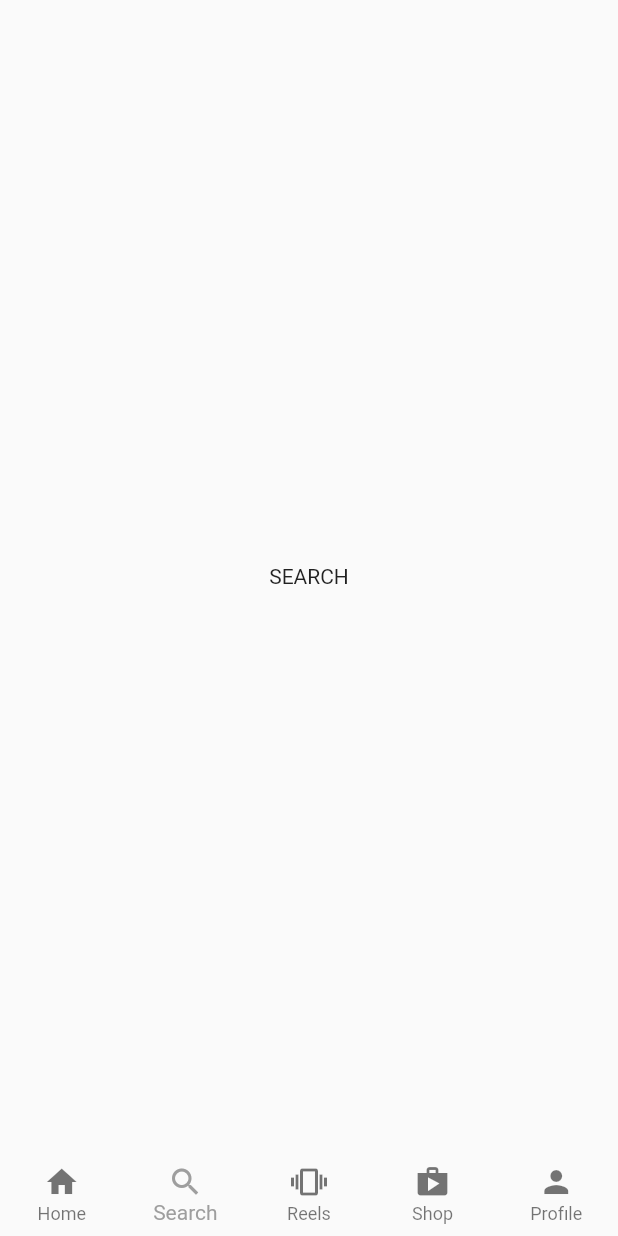
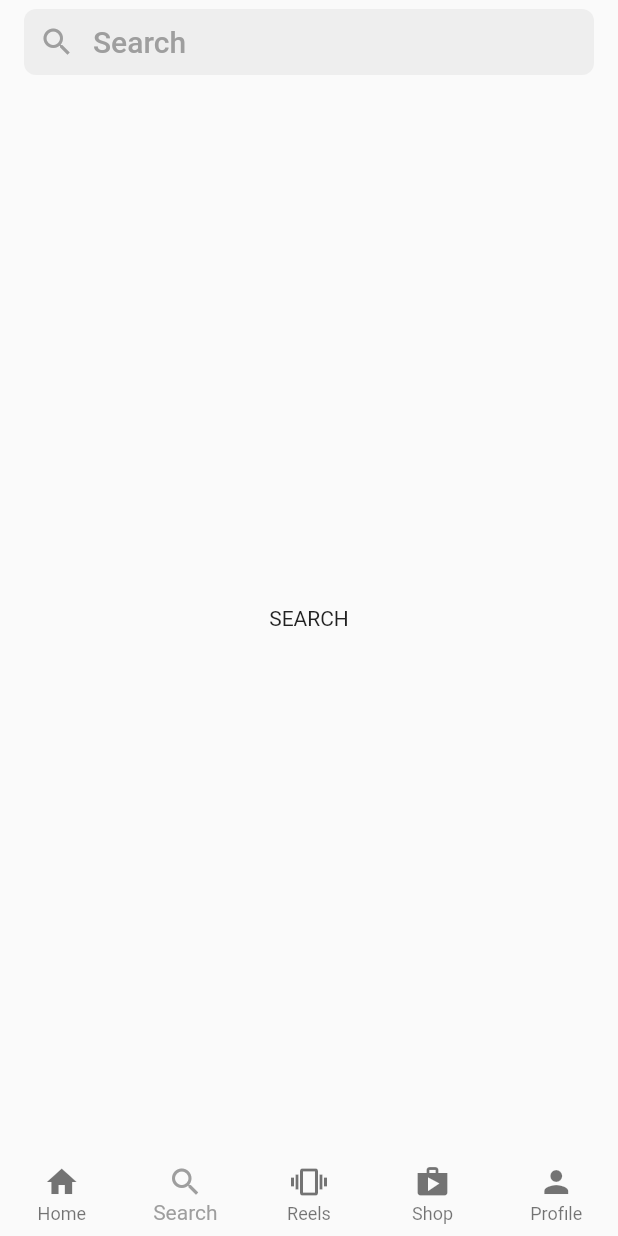
Before and after one commit to eminkartci/Flutter-Instagram-Clone, a Flutter app: the screen it shows after launch, item 2 of the bottom bar chosen, on a phone screen of 412 x 824 dp. Run offline on Flutter 3.47's test engine with Material 2 defaults, Android fonts, the light colour scheme and no system bars.

Commit message:
Search index is done

```diff
--- a/instagram_clone_amean/lib/pages/search.dart
+++ b/instagram_clone_amean/lib/pages/search.dart
@@ -6,6 +6,34 @@ class SearchPage extends StatelessWidget {
   @override
   Widget build(BuildContext context) {
     return Scaffold(
+      appBar: AppBar(
+        backgroundColor: Colors.transparent,
+        elevation: 0,
+        title: ClipRRect(
+          borderRadius: BorderRadius.circular(8),
+          child: Container(
+            color: Colors.grey[200],
+            padding: EdgeInsets.all(10),
+            child: Row(
+              children: [
+                Icon(
+                  Icons.search,
+                  color: Colors.grey[500],
+                ),
+                SizedBox(
+                  width: 12,
+                ),
+                Container(
+                  child: Text(
+                    "Search",
+                    style: TextStyle(color: Colors.grey[500]),
+                  ),
+                )
+              ],
+            ),
+          ),
+        ),
+      ),
       body: Center(child: Text("SEARCH")),
     );
   }
```
